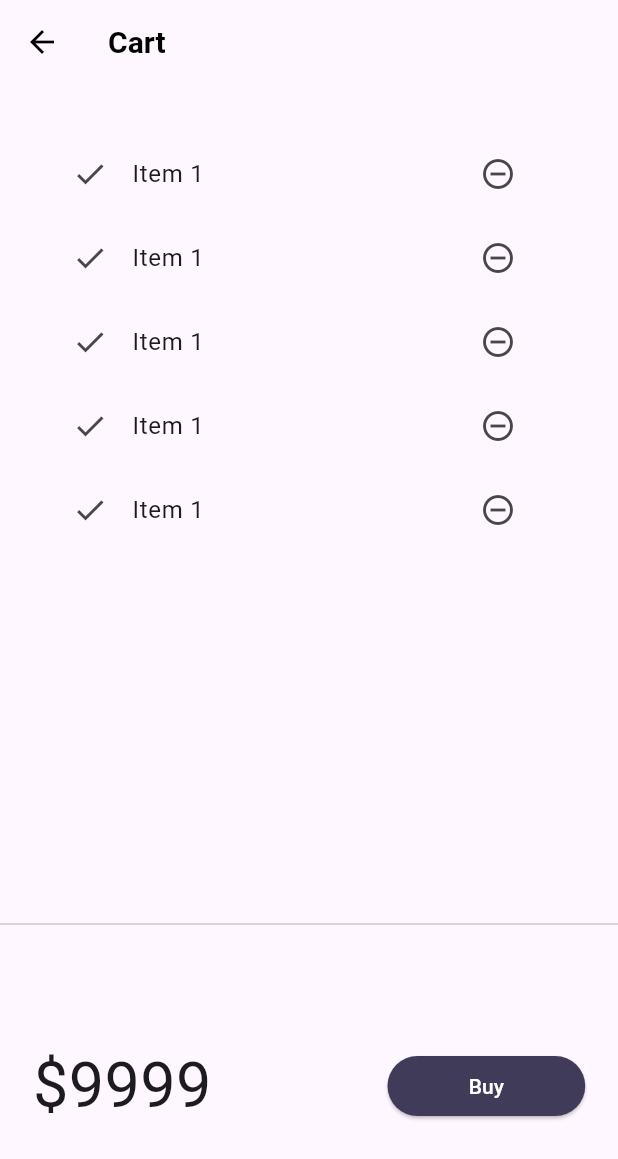
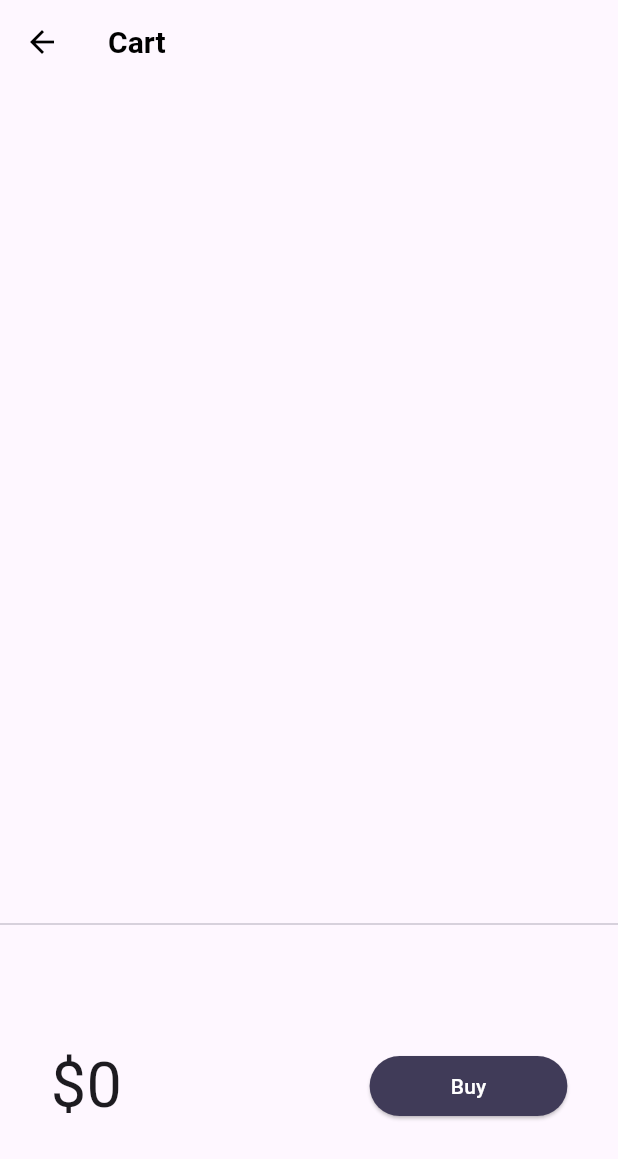
Before and after one commit to honeypathkar/Catalog_App, a Flutter app: the screen it shows after launch, after a tap on the "shopping cart" icon, on a phone screen of 412 x 824 dp. Shown: the top 1159 px of the screen. Run offline on Flutter 3.47's test engine with Material 3 defaults, Android fonts, the phone set to English and light mode, and no system bars; our stand-ins replace velocity_x; network calls fail.

Commit message:
Adding item to cart

```diff
--- a/lib/models/cart.dart
+++ b/lib/models/cart.dart
@@ -1,6 +1,11 @@
 import 'package:shopping_cart/models/catalog.dart';
 
 class CartModel {
+  static final cartModel = CartModel._internal();
+
+  CartModel._internal();
+
+  factory CartModel() => cartModel;
   // catalog field
   late CatalogModels _catalog;
 
--- a/lib/models/catalog.dart
+++ b/lib/models/catalog.dart
@@ -1,6 +1,12 @@
 import 'dart:convert';
 
 class CatalogModels {
+  static final catModel = CatalogModels._internal();
+
+  CatalogModels._internal();
+
+  factory CatalogModels() => catModel;
+
   static List<Item>? items;
 
   // Corrected getById function
--- a/lib/pages/cart_page.dart
+++ b/lib/pages/cart_page.dart
@@ -1,6 +1,8 @@
 import 'package:flutter/material.dart';
 import 'package:shopping_cart/widgets/theme.dart';
 import 'package:velocity_x/velocity_x.dart';
+
+import '../models/cart.dart';
 
 class CartPage extends StatelessWidget {
   const CartPage({super.key});
@@ -27,12 +29,14 @@ class CartPage extends StatelessWidget {
 class _CartTotal extends StatelessWidget {
   @override
   Widget build(BuildContext context) {
+    // ignore: unused_local_variable, no_leading_underscores_for_local_identifiers
+    final _cart = CartModel();
     return SizedBox(
       height: 200,
       child: Row(
         mainAxisAlignment: MainAxisAlignment.spaceAround,
         children: [
-          "\$9999".text.xl5.make(),
+          "\$${_cart.totalPrice}".text.xl5.make(),
           30.widthBox,
           ElevatedButton(
             onPressed: () {
@@ -56,17 +60,19 @@ class _CartList extends StatefulWidget {
 }
 
 class __CartListState extends State<_CartList> {
+  // ignore: unused_field
+  final _cart = CartModel();
   @override
   Widget build(BuildContext context) {
     return ListView.builder(
-      itemCount: 5,
+      itemCount: _cart.items.length,
       itemBuilder: (context, index) => ListTile(
         leading: const Icon(Icons.done),
         trailing: IconButton(
           icon: const Icon(Icons.remove_circle_outline),
           onPressed: () {},
         ),
-        title: "Item 1".text.make(),
+        title: _cart.items[index]!.name.text.make(),
       ),
     );
   }
--- a/lib/pages/home_widget/catalog_item.dart
+++ b/lib/pages/home_widget/catalog_item.dart
@@ -3,6 +3,8 @@ import 'package:shopping_cart/models/catalog.dart';
 import 'package:shopping_cart/pages/home_widget/catalog_image.dart';
 import 'package:shopping_cart/widgets/theme.dart';
 import 'package:velocity_x/velocity_x.dart';
+
+import '../../models/cart.dart';
 
 class CatalogItem extends StatelessWidget {
   final Item catalog;
@@ -34,17 +36,8 @@ class CatalogItem extends StatelessWidget {
                 mainAxisAlignment: MainAxisAlignment.spaceBetween,
                 children: [
                   "\$${catalog.price}".text.bold.xl.make(),
-                  ElevatedButton(
-                    onPressed: () {},
-                    style: ButtonStyle(
-                      backgroundColor: WidgetStateProperty.all(
-                        MyTheme.darkBluishColor,
-                      ),
-                      shape: WidgetStateProperty.all(
-                        const StadiumBorder(),
-                      ),
-                    ),
-                    child: "Buy".text.white.make(),
+                  _AddToCart(
+                    catalog: catalog,
                   ),
                 ],
               ).pOnly(right: 8.0)
@@ -55,3 +48,46 @@ class CatalogItem extends StatelessWidget {
     ).white.rounded.square(150).make().py16();
   }
 }
+
+class _AddToCart extends StatefulWidget {
+  final Item catalog;
+  const _AddToCart({
+    required this.catalog,
+  });
+
+  @override
+  State<_AddToCart> createState() => _AddToCartState();
+}
+
+class _AddToCartState extends State<_AddToCart> {
+  bool isAdded = false;
+  @override
+  Widget build(BuildContext context) {
+    return ElevatedButton(
+      onPressed: () {
+        isAdded = isAdded.toggle();
+        // ignore: no_leading_underscores_for_local_identifiers
+        final _catalog = CatalogModels();
+        // ignore: no_leading_underscores_for_local_identifiers
+        final _cart = CartModel();
+        _cart.catalog = _catalog;
+        _cart.add(widget.catalog);
+        setState(() {});
+      },
+      style: ButtonStyle(
+        backgroundColor: WidgetStateProperty.all(
+          MyTheme.darkBluishColor,
+        ),
+        shape: WidgetStateProperty.all(
+          const StadiumBorder(),
+        ),
+      ),
+      child: isAdded
+          ? const Icon(
+              Icons.done,
+              color: Colors.white,
+            )
+          : "Buy".text.white.make(),
+    );
+  }
+}
```
